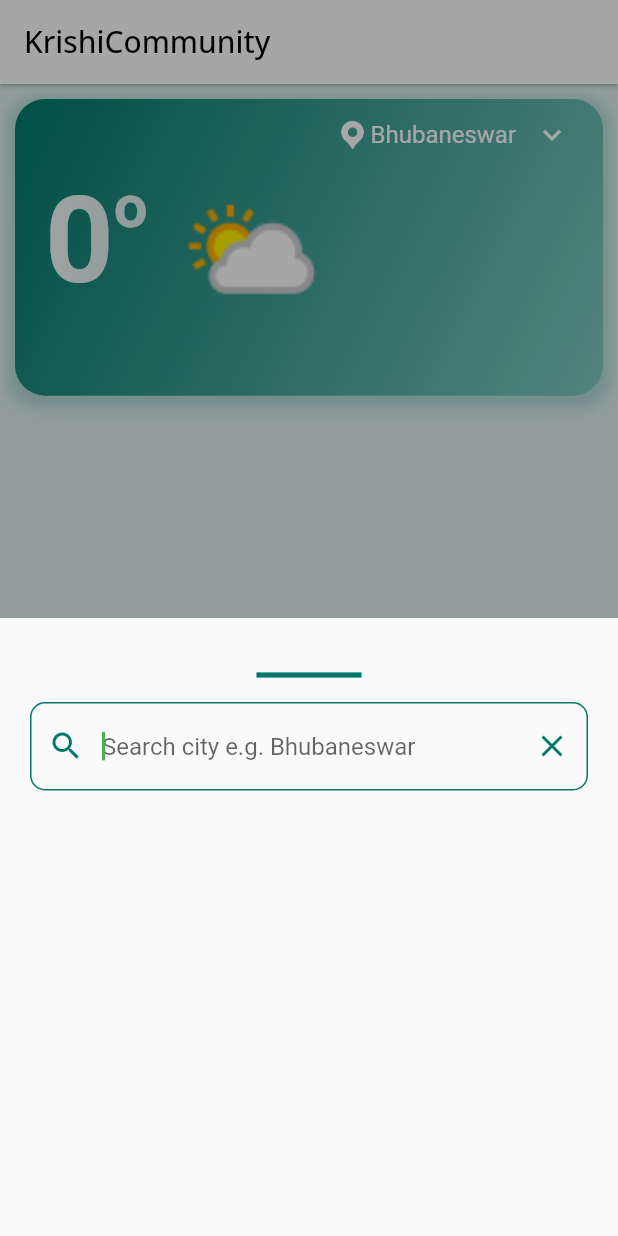
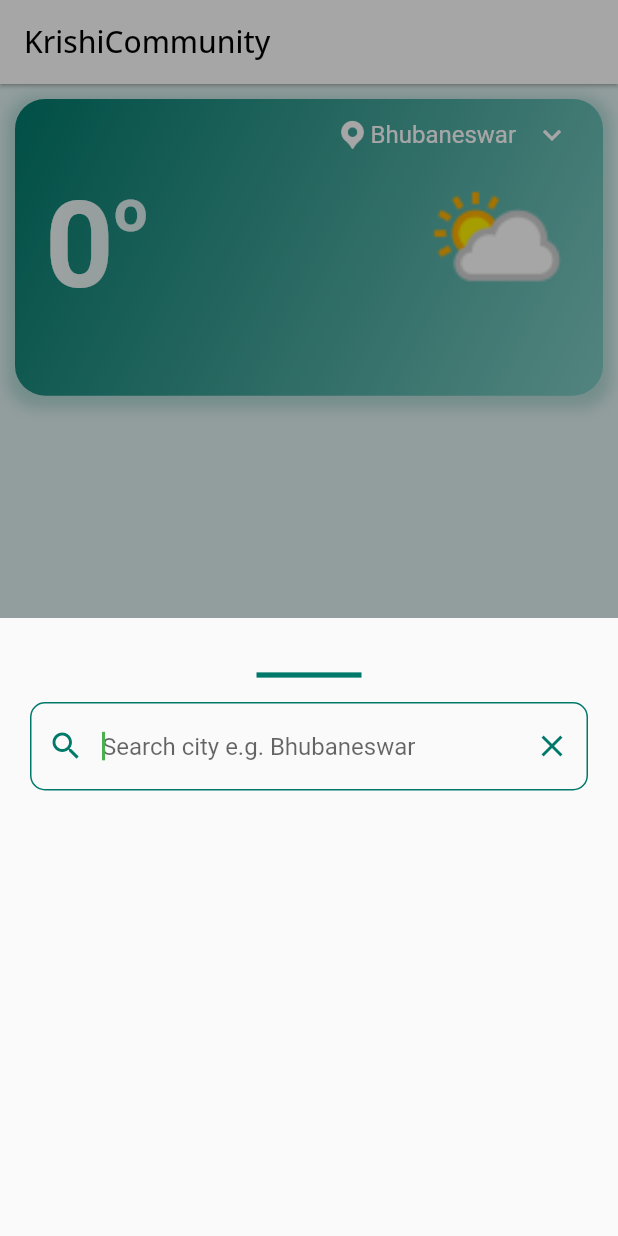
Before and after one commit to anups1ngh/Sugam-Krishi, a Flutter app: the FeedPage screen opened directly, after a tap on the "keyboard arrow down" icon, on a phone screen of 412 x 824 dp. Run offline on Flutter 3.47's test engine with Material 2 defaults, Android fonts, the phone set to English and light mode, and no system bars; our stand-ins replace bottom_navy_bar, carousel_slider, flutter_custom_clippers, fluttertoast, font_awesome_flutter, google_fonts and 1 more; missing offline and left inert: better_open_file, camerawesome; network calls fail.

Commit message:
Minor changes

```diff
--- a/lib/main.dart
+++ b/lib/main.dart
@@ -1,5 +1,4 @@
 import 'dart:io';
-
 import 'package:flutter/material.dart';
 import 'package:flutter/services.dart';
 import 'package:sugam_krishi/screens/signupPage.dart';
--- a/lib/screens/FeedPage.dart
+++ b/lib/screens/FeedPage.dart
@@ -285,7 +285,6 @@ class _FeedPageState extends State<FeedPage> {
                             );
                           },
                           child: Row(
-                            mainAxisSize: MainAxisSize.min,
                             mainAxisAlignment: MainAxisAlignment.spaceBetween,
                             crossAxisAlignment: CrossAxisAlignment.center,
                             children: [
@@ -323,30 +322,13 @@ class _FeedPageState extends State<FeedPage> {
                                         ),
                                       ],
                                     ),
-                                    //WEATHER SUMMARY
-                                    Padding(
-                                      padding: const EdgeInsets.symmetric(
-                                          horizontal: 10),
-                                      child: Expanded(
-                                        child: Text(
-                                          currentWeatherStatus,
-                                          overflow: TextOverflow.ellipsis,
-                                          maxLines: 2,
-                                          textAlign: TextAlign.left,
-                                          style: const TextStyle(
-                                            color: Colors.white70,
-                                            fontSize: 20,
-                                          ),
-                                        ),
-                                      ),
-                                    ),
                                   ],
                                 ),
                               ),
-                              Flexible(
-                                child: Padding(
+                              //WEATHER ICON
+                              Padding(
                                 padding: EdgeInsets.symmetric(horizontal: 10),
-                                  child: //WEATHER ICON
+                                child:
                                 SizedBox(
                                   height: 100,
                                   child: Image.asset(
@@ -355,8 +337,20 @@ class _FeedPageState extends State<FeedPage> {
                                   ),
                                 ),
                               ),
+                            ],
                           ),
-                            ],
+                        ),
+                        //WEATHER SUMMARY
+                        Padding(
+                          padding: const EdgeInsets.symmetric(
+                              horizontal: 20),
+                          child: Text(
+                            currentWeatherStatus,
+                            textAlign: TextAlign.left,
+                            style: const TextStyle(
+                              color: Colors.white70,
+                              fontSize: 18,
+                            ),
                           ),
                         ),
                         //DIVIDER
--- a/lib/screens/cameraScreen.dart
+++ b/lib/screens/cameraScreen.dart
@@ -1,6 +1,7 @@
 import 'dart:io';
 import 'package:better_open_file/better_open_file.dart';
 import 'package:camerawesome/camerawesome_plugin.dart';
+import 'package:camerawesome/pigeon.dart';
 import 'package:flutter/material.dart';
 import 'package:path_provider/path_provider.dart';
 
@@ -15,6 +16,9 @@ class _cameraScreenState extends State<cameraScreen> {
   @override
   Widget build(BuildContext context) {
     return CameraAwesomeBuilder.awesome(
+      exifPreferences: ExifPreferences(
+        saveGPSLocation: true,
+      ),
       saveConfig: SaveConfig.photo(
         pathBuilder: () async {
           final Directory extDir = await getTemporaryDirectory();
--- a/lib/screens/signupPage.dart
+++ b/lib/screens/signupPage.dart
@@ -1,4 +1,5 @@
 import 'package:flutter/material.dart';
+import 'package:flutter/services.dart';
 import 'package:flutter_custom_clippers/flutter_custom_clippers.dart';
 import 'loginPage.dart';
 
--- a/lib/weather/components/weather_item.dart
+++ b/lib/weather/components/weather_item.dart
@@ -18,8 +18,8 @@ class WeatherItem extends StatelessWidget {
       children: [
         Container(
           padding: const EdgeInsets.symmetric(horizontal: 10, vertical: 0),
-          height: 50,
-          width: 50,
+          height: 55,
+          width: 55,
           decoration: BoxDecoration(
             color: Colors.transparent,
             borderRadius: BorderRadius.circular(15),
--- a/pubspec.yaml
+++ b/pubspec.yaml
@@ -43,6 +43,7 @@ dependencies:
   camerawesome: ^1.3.1
   better_open_file: ^3.6.4
   carousel_slider: ^4.2.1
+  google_mlkit_image_labeling: ^0.5.0
 
 dev_dependencies:
   flutter_lints: ^2.0.0
```
Also changed, not shown: assets/crops/z_Attributions.txt.txt (+14 -2 lines), lib/screens/UtilitiesPage.dart (+8 -2 lines), lib/screens/loginPage.dart (+6 -2 lines), lib/weather/ui/detail_page.dart (+17 -17 lines), assets/livestock/cow.png (added), assets/livestock/goat.png (added), assets/livestock/horse.png (added), assets/livestock/pig.png (added), assets/livestock/poultry.png (added), assets/livestock/sheep.png (added), pubspec.lock. Lines whose indentation alone changed are shown as unchanged.
